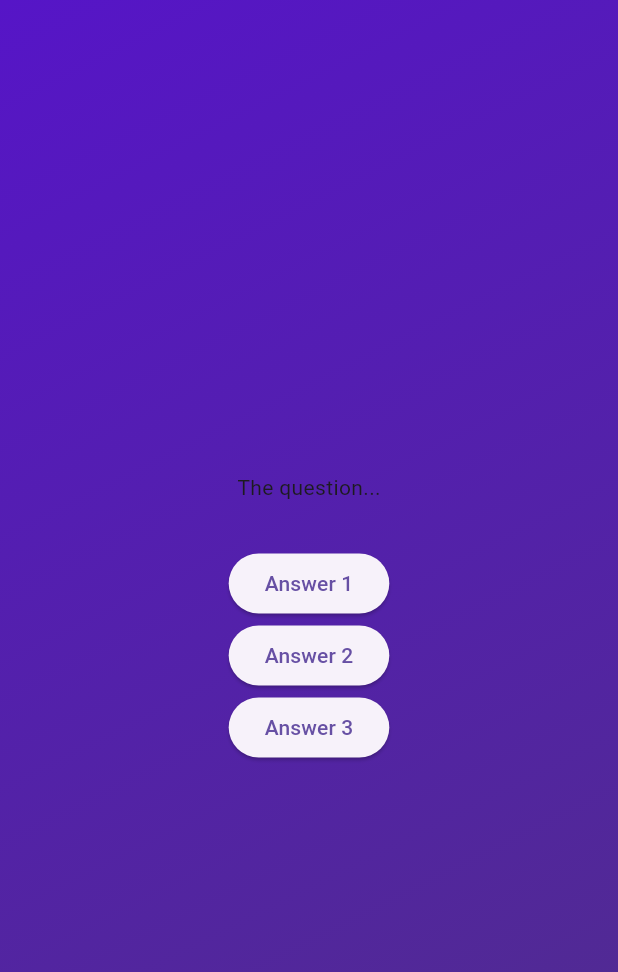
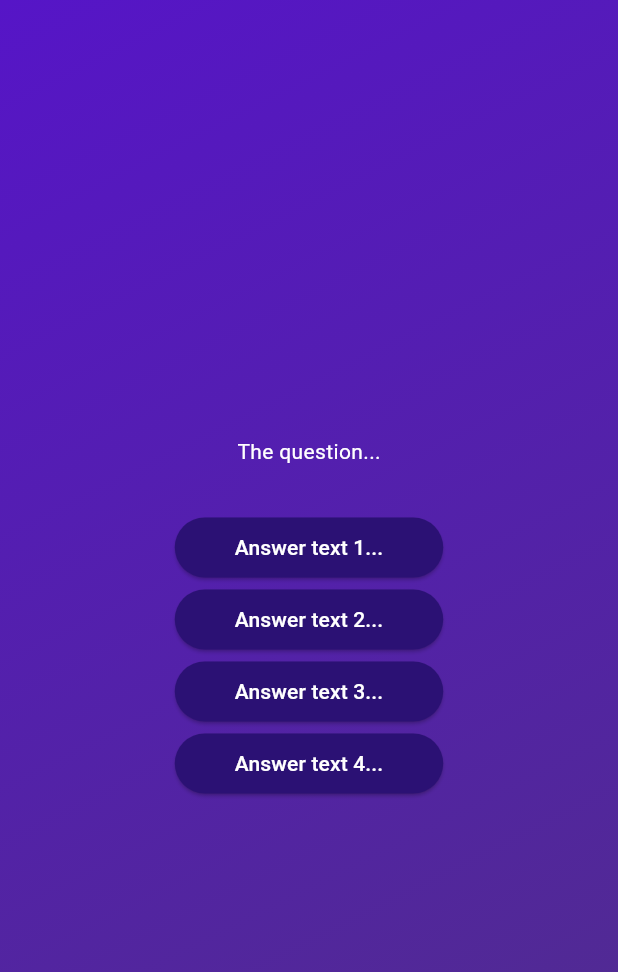
Before and after one commit to Branimir026/quiz_app, a Flutter app: the screen it shows after launch, after a tap on "Start Quiz!", on a phone screen of 412 x 824 dp. Shown: the top 972 px of the screen. Run offline on Flutter 3.47's test engine with Material 3 defaults, Android fonts, the phone set to English and light mode, and no system bars.

Commit message:
created answer_button widget and made design

```diff
--- /dev/null
+++ b/lib/answer_button.dart
@@ -0,0 +1,31 @@
+import 'package:flutter/material.dart';
+
+class AnswerButton extends StatelessWidget {
+  const AnswerButton({
+    super.key,
+    required this.answerText,
+    required this.onClick,
+  });
+
+  final String answerText;
+  final void Function() onClick;
+
+  @override
+  Widget build(BuildContext context) {
+    return ElevatedButton(
+      onPressed: onClick,
+      style: ElevatedButton.styleFrom(
+        padding: const EdgeInsets.symmetric(
+          vertical: 10,
+          horizontal: 40,
+        ),
+        backgroundColor: const Color.fromARGB(255, 43, 17, 116),
+        foregroundColor: Colors.white,
+        shape: RoundedRectangleBorder(
+          borderRadius: BorderRadius.circular(40),
+        ),
+      ),
+      child: Text(answerText),
+    );
+  }
+}
--- a/lib/questions_screen.dart
+++ b/lib/questions_screen.dart
@@ -1,4 +1,6 @@
 import 'package:flutter/material.dart';
+
+import 'package:quiz_app/answer_button.dart';
 
 class QuestionsScreen extends StatefulWidget {
   const QuestionsScreen({super.key});
@@ -19,22 +21,15 @@ class _QuestionsScreenState extends State<QuestionsScreen> {
         children: [
           const Text(
             'The question...',
+            style: TextStyle(color: Colors.white),
           ),
           const SizedBox(
             height: 30,
           ),
-          ElevatedButton(
-            onPressed: () {},
-            child: const Text('Answer 1'),
-          ),
-          ElevatedButton(
-            onPressed: () {},
-            child: const Text('Answer 2'),
-          ),
-          ElevatedButton(
-            onPressed: () {},
-            child: const Text('Answer 3'),
-          ),
+          AnswerButton(answerText: 'Answer text 1...', onClick: () {}),
+          AnswerButton(answerText: 'Answer text 2...', onClick: () {}),
+          AnswerButton(answerText: 'Answer text 3...', onClick: () {}),
+          AnswerButton(answerText: 'Answer text 4...', onClick: () {}),
         ],
       ),
     );
```
